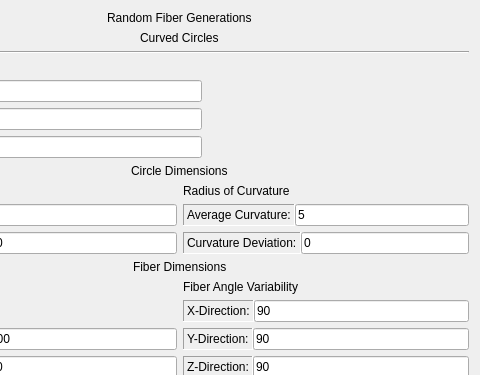
This is gui/src/Generate/randomfibergencurvedcircle.ui in nasa/puma as Qt 5 draws it before an edit; both pictures show x 120 to 600 and y 0 to 375 of the 600 by 736 pixel window. The edited form follows.
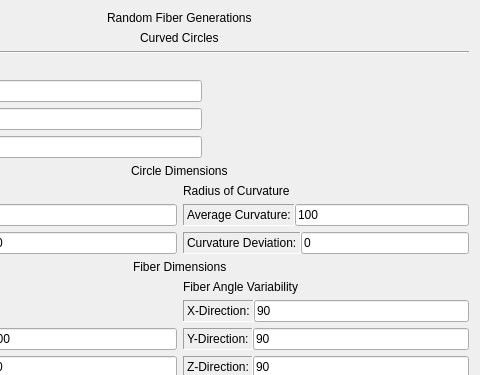
This is the edited form.

Commit message: updated default values in the GUI

The edit to the form file:
```diff
--- a/gui/src/Generate/randomfibergencurvedcircle.ui
+++ b/gui/src/Generate/randomfibergencurvedcircle.ui
@@ -355,7 +355,7 @@
                     <string notr="true">font: 11pt &quot;Serif&quot;;</string>
                    </property>
                    <property name="text">
-                    <string>5</string>
+                    <string>100</string>
                    </property>
                   </widget>
                  </item>
```
The commit also changes 5 other files.
